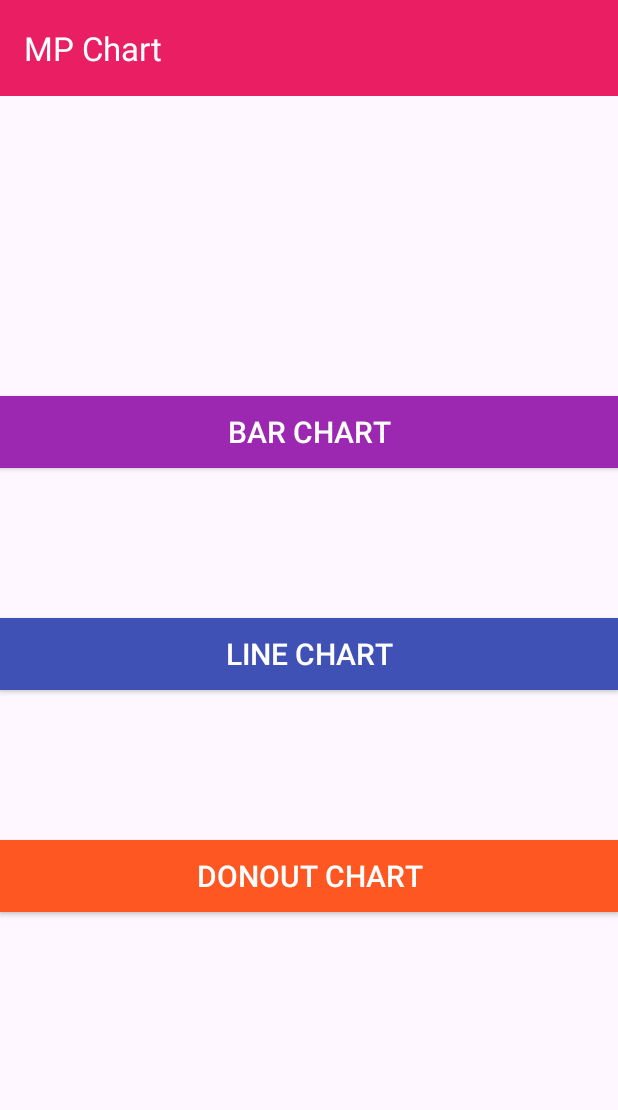
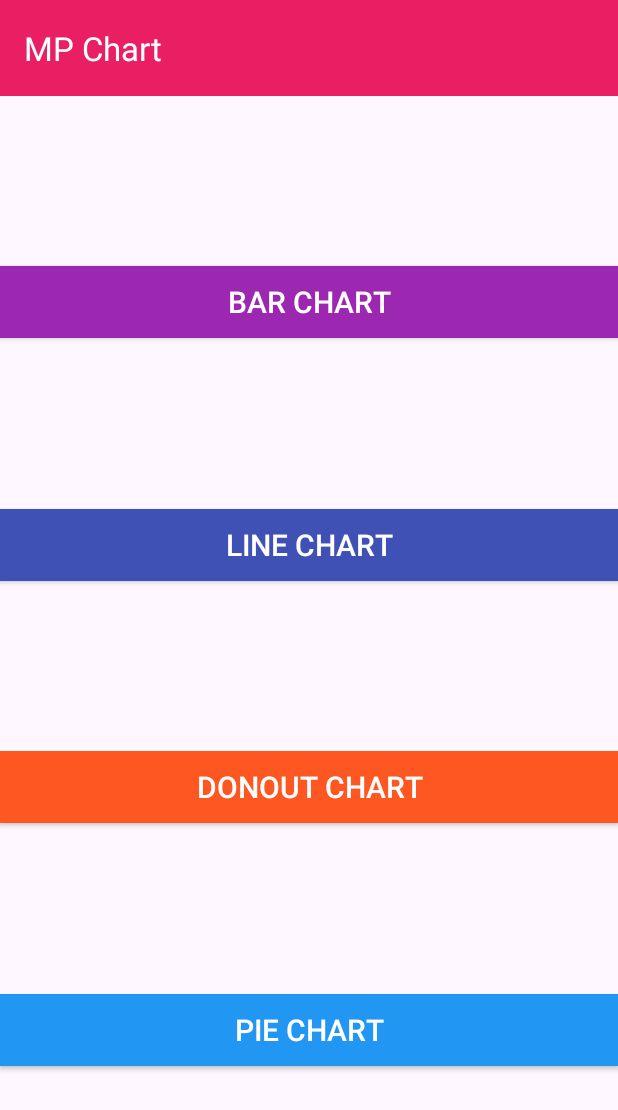
Before and after one commit to PrathameshKumbhar291113/Mp_Chart_Library_Implementation, an Android app: the screen it shows after launch (MainActivity), on a phone screen of 412 x 824 dp. Shown: the top 1110 px of the screen. Run offline under Robolectric (Android 15) with nearby library versions, the phone set to English and light mode, and no system bars; libraries missing offline, so code that uses them is left out: splitties.activities.start.

Commit message:
pie chart added

```diff
--- a/app/src/main/AndroidManifest.xml
+++ b/app/src/main/AndroidManifest.xml
@@ -12,6 +12,9 @@
         android:supportsRtl="true"
         android:theme="@style/Theme.MPChartLibImpl"
         tools:targetApi="31">
+        <activity
+            android:name=".PieChartActivity"
+            android:exported="false" />
         <activity
             android:name=".DonoutChartActivity"
             android:exported="false" />
--- a/app/src/main/java/com/prathameshkumbhar/mpchartlibimpl/BarChartActivity.kt
+++ b/app/src/main/java/com/prathameshkumbhar/mpchartlibimpl/BarChartActivity.kt
@@ -40,7 +40,7 @@ class BarChartActivity : AppCompatActivity() {
         with(binding.barChartLayout){
             data = barData
             setFitBars(false)
-            animateXY(100000,200000)
+            animateXY(3000,3000)
             xAxis.setDrawGridLines(false)
             axisLeft.setDrawGridLines(false)
             axisRight.setDrawGridLines(false)
--- a/app/src/main/java/com/prathameshkumbhar/mpchartlibimpl/DonoutChartActivity.kt
+++ b/app/src/main/java/com/prathameshkumbhar/mpchartlibimpl/DonoutChartActivity.kt
@@ -35,7 +35,7 @@ class DonoutChartActivity : AppCompatActivity() {
 
         binding.pieChart.data = pieData
 
-        binding.pieChart.centerText = "list"
+        binding.pieChart.centerText = "Rs. 1234/-"
 
         binding.pieChart.description.text = "Pie Chart"
 
--- a/app/src/main/java/com/prathameshkumbhar/mpchartlibimpl/MainActivity.kt
+++ b/app/src/main/java/com/prathameshkumbhar/mpchartlibimpl/MainActivity.kt
@@ -29,5 +29,9 @@ class MainActivity : AppCompatActivity() {
             start<DonoutChartActivity>()
         }
 
+        binding.pieChart.setOnClickListener {
+            start<PieChartActivity>()
+        }
+
     }
 }
--- a/app/src/main/res/layout/activity_main.xml
+++ b/app/src/main/res/layout/activity_main.xml
@@ -11,12 +11,10 @@
         android:layout_width="match_parent"
         android:layout_height="wrap_content"
         android:background="@color/pink"
-        app:layout_constraintBottom_toTopOf="@id/barChart"
         app:layout_constraintEnd_toEndOf="parent"
         app:layout_constraintStart_toStartOf="parent"
         app:layout_constraintTop_toTopOf="parent"
-        app:layout_constraintVertical_bias="0.0"
-        app:layout_constraintVertical_chainStyle="packed"
+        app:layout_constraintVertical_chainStyle="spread"
         app:title="MP Chart"
         app:titleTextColor="@color/white" />
 
@@ -24,7 +22,6 @@
         android:id="@+id/barChart"
         android:layout_width="0dp"
         android:layout_height="wrap_content"
-        android:layout_marginTop="200dp"
         android:background="@color/purple"
         android:text="BAR CHART"
         android:textColor="@color/white"
@@ -38,7 +35,6 @@
         android:id="@+id/lineChart"
         android:layout_width="0dp"
         android:layout_height="wrap_content"
-        android:layout_marginTop="100dp"
         android:background="@color/dark_blue"
         android:text="LINE CHART"
         android:textColor="@color/white"
@@ -52,14 +48,25 @@
         android:id="@+id/donoutChart"
         android:layout_width="0dp"
         android:layout_height="wrap_content"
-        android:layout_marginTop="100dp"
         android:background="@color/orange"
         android:text="DONOUT CHART"
+        android:textColor="@color/white"
+        android:textSize="20dp"
+        app:layout_constraintBottom_toTopOf="@id/pieChart"
+        app:layout_constraintEnd_toEndOf="parent"
+        app:layout_constraintStart_toStartOf="parent"
+        app:layout_constraintTop_toBottomOf="@id/lineChart" />
+
+    <androidx.appcompat.widget.AppCompatButton
+        android:id="@+id/pieChart"
+        android:layout_width="0dp"
+        android:layout_height="wrap_content"
+        android:background="@color/blue"
+        android:text="PIE CHART"
         android:textColor="@color/white"
         android:textSize="20dp"
         app:layout_constraintBottom_toBottomOf="parent"
         app:layout_constraintEnd_toEndOf="parent"
         app:layout_constraintStart_toStartOf="parent"
-        app:layout_constraintTop_toBottomOf="@id/lineChart" />
-
+        app:layout_constraintTop_toBottomOf="@id/donoutChart" />
 </androidx.constraintlayout.widget.ConstraintLayout>
--- a/app/src/main/res/values/colors.xml
+++ b/app/src/main/res/values/colors.xml
@@ -9,4 +9,7 @@
     <color name="purple">#9C27B0</color>
     <color name="dark_blue">#3F51B5</color>
     <color name="pink">#E91E63</color>
+    <color name="secondary_green">#00A555</color>
+    <color name="light_purple">#C5B5FF</color>
+    <color name="yellow">#F2B509</color>
 </resources>
```
Also changed, not shown: app/src/main/java/com/prathameshkumbhar/mpchartlibimpl/PieChartActivity.kt (added, +112 -0 lines), app/src/main/res/layout/activity_pie_chart.xml (added, +18 -0 lines).
